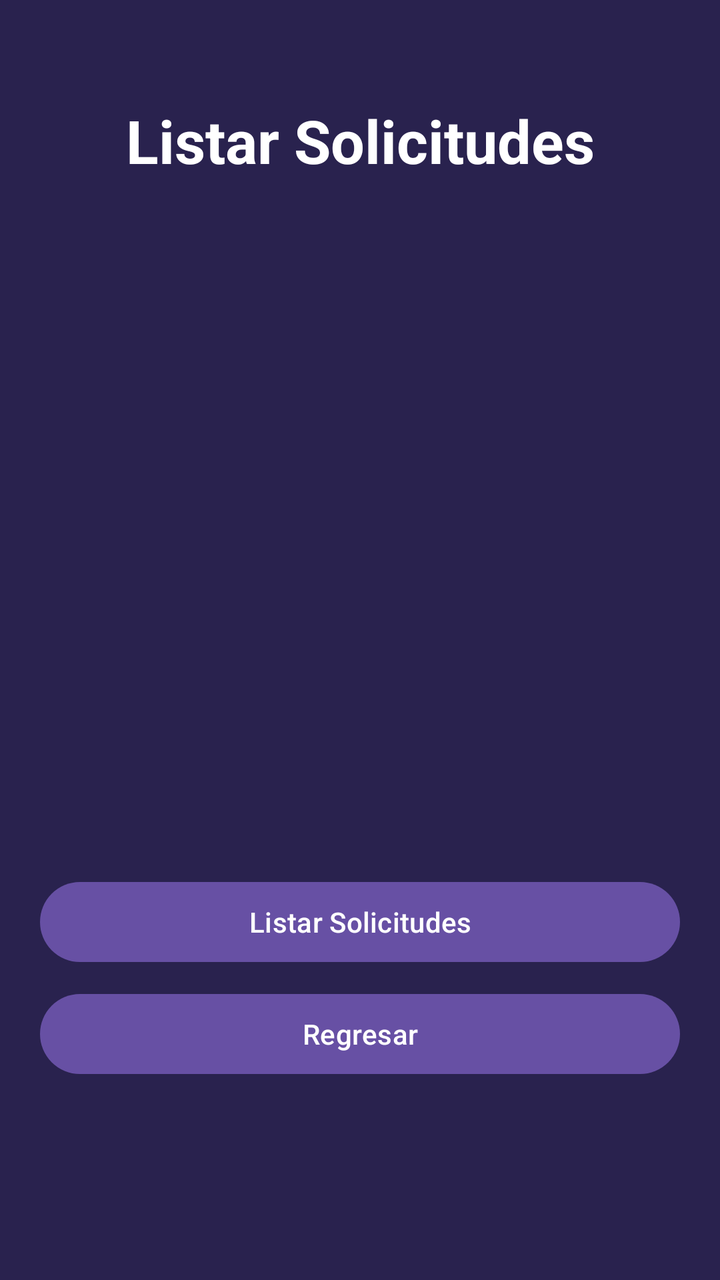
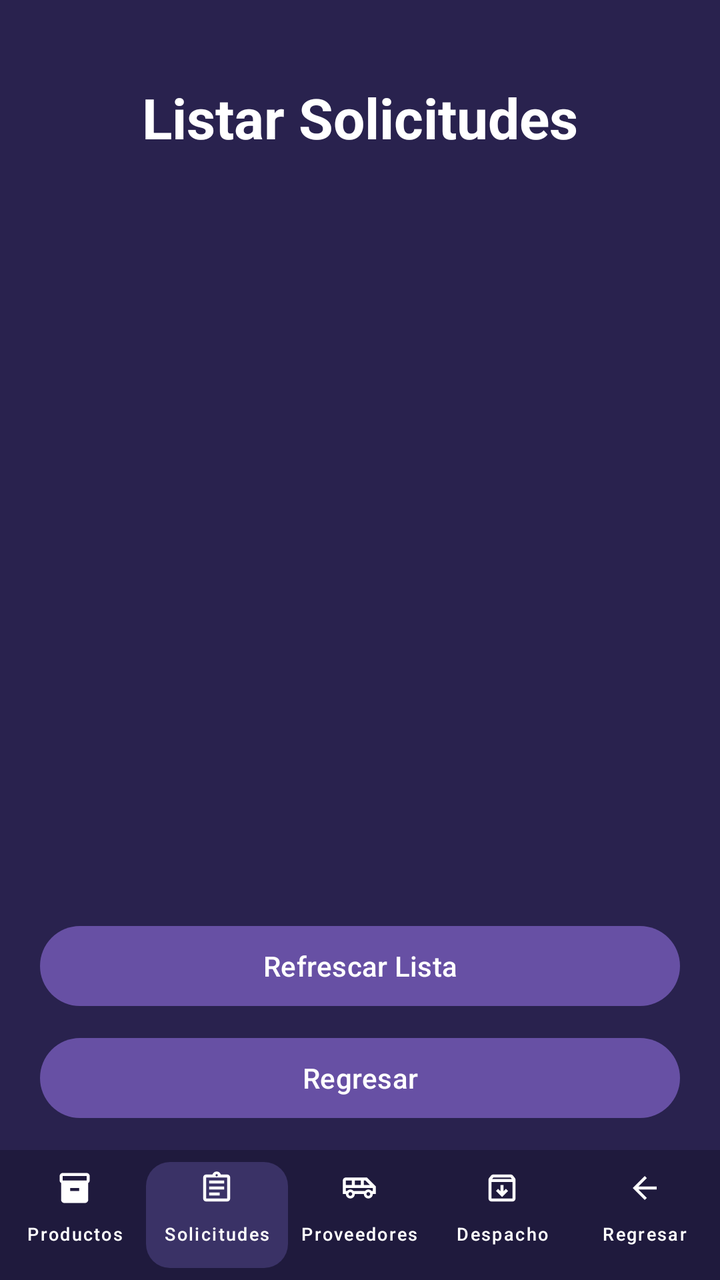

Two renders of the same Android screen: before a commit and after it. Below are the layout's source before the change and the commit's diff.
<!-- AndroidManifest.xml: application theme Theme.AlcamenProyectoFinal -->
<!-- res/layout/activity_frm_listar_solicitudes.xml -->
<?xml version="1.0" encoding="utf-8"?>
<androidx.constraintlayout.widget.ConstraintLayout xmlns:android="http://schemas.android.com/apk/res/android"
    xmlns:app="http://schemas.android.com/apk/res-auto"
    xmlns:tools="http://schemas.android.com/tools"
    android:id="@+id/main"
    android:background="#29224E" android:layout_width="match_parent"
    android:layout_height="match_parent"
    tools:context=".Vista.frmListarSolicitudes">

    <TextView
        android:id="@+id/tvTituloListarSolicitudes"
        android:layout_width="wrap_content"
        android:layout_height="wrap_content"
        android:layout_marginTop="50dp"
        android:text="Listar Solicitudes"
        android:textColor="#FFFFFF"
        android:textSize="30sp"
        android:textStyle="bold"
        app:layout_constraintEnd_toEndOf="parent"
        app:layout_constraintStart_toStartOf="parent"
        app:layout_constraintTop_toTopOf="parent" />

    <LinearLayout
        android:layout_width="320dp"
        android:layout_height="wrap_content"
        android:orientation="vertical"
        app:layout_constraintBottom_toBottomOf="parent"
        app:layout_constraintEnd_toEndOf="parent"
        app:layout_constraintStart_toStartOf="parent"
        app:layout_constraintTop_toBottomOf="@+id/tvTituloListarSolicitudes"
        app:layout_constraintVertical_bias="0.3">

        <ListView
            android:id="@+id/txtListarSolicitudes"
            android:layout_width="match_parent"
            android:layout_height="280dp"
            android:divider="#44FFFFFF" android:dividerHeight="1dp"
            android:padding="8dp"
            android:clipToPadding="false"
            android:layout_marginBottom="24dp" />

        <Button
            android:id="@+id/ListarSolicitud"
            android:layout_width="match_parent"
            android:layout_height="wrap_content"
            android:onClick="btnListarSolicitud"
            android:text="Listar Solicitudes"
            android:layout_marginBottom="8dp" />

        <Button
            android:id="@+id/button49"
            android:layout_width="match_parent"
            android:layout_height="wrap_content"
            android:onClick="btnRegresar"
            android:text="Regresar" />
    </LinearLayout>

</androidx.constraintlayout.widget.ConstraintLayout>
<!-- resources referenced by this layout -->
<resources>
  <!-- unchanged entries left out for length: 2 -->
</resources>

<!-- the commit's change to res/layout/activity_frm_listar_solicitudes.xml (unified diff, before → after) -->
@@ -3,49 +3,58 @@
     xmlns:app="http://schemas.android.com/apk/res-auto"
     xmlns:tools="http://schemas.android.com/tools"
     android:id="@+id/main"
-    android:background="#29224E" android:layout_width="match_parent"
+    android:layout_width="match_parent"
     android:layout_height="match_parent"
+    android:background="#29224E"
     tools:context=".Vista.frmListarSolicitudes">
 
+    
     <TextView
         android:id="@+id/tvTituloListarSolicitudes"
         android:layout_width="wrap_content"
         android:layout_height="wrap_content"
-        android:layout_marginTop="50dp"
+        android:layout_marginTop="40dp"
         android:text="Listar Solicitudes"
         android:textColor="#FFFFFF"
-        android:textSize="30sp"
+        android:textSize="28sp"
         android:textStyle="bold"
         app:layout_constraintEnd_toEndOf="parent"
         app:layout_constraintStart_toStartOf="parent"
         app:layout_constraintTop_toTopOf="parent" />
 
+    
+    <androidx.recyclerview.widget.RecyclerView
+        android:id="@+id/rvSolicitudes"
+        android:layout_width="0dp"
+        android:layout_height="0dp"
+        android:layout_marginTop="16dp"
+        android:layout_marginBottom="12dp"
+        android:clipToPadding="false"
+        android:paddingBottom="8dp"
+        app:layout_constraintBottom_toTopOf="@+id/containerBotones"
+        app:layout_constraintEnd_toEndOf="parent"
+        app:layout_constraintStart_toStartOf="parent"
+        app:layout_constraintTop_toBottomOf="@+id/tvTituloListarSolicitudes"
+        tools:listitem="@layout/item_solicitud" />
+
+    
     <LinearLayout
+        android:id="@+id/containerBotones"
         android:layout_width="320dp"
         android:layout_height="wrap_content"
+        android:layout_marginBottom="12dp"
         android:orientation="vertical"
-        app:layout_constraintBottom_toBottomOf="parent"
-        app:layout_constraintEnd_toEndOf="parent"
-        app:layout_constraintStart_toStartOf="parent"
-        app:layout_constraintTop_toBottomOf="@+id/tvTituloListarSolicitudes"
-        app:layout_constraintVertical_bias="0.3">
-
-        <ListView
-            android:id="@+id/txtListarSolicitudes"
-            android:layout_width="match_parent"
-            android:layout_height="280dp"
-            android:divider="#44FFFFFF" android:dividerHeight="1dp"
-            android:padding="8dp"
-            android:clipToPadding="false"
-            android:layout_marginBottom="24dp" />
+        app:layout_constraintBottom_toTopOf="@+id/footerJefeAlmacen"
+        app:layout_constraintEnd_toEndOf="parent"
+        app:layout_constraintStart_toStartOf="parent">
 
         <Button
             android:id="@+id/ListarSolicitud"
             android:layout_width="match_parent"
             android:layout_height="wrap_content"
+            android:layout_marginBottom="8dp"
             android:onClick="btnListarSolicitud"
-            android:text="Listar Solicitudes"
-            android:layout_marginBottom="8dp" />
+            android:text="Refrescar Lista" />
 
         <Button
             android:id="@+id/button49"
@@ -55,4 +64,203 @@
             android:text="Regresar" />
     </LinearLayout>
 
+    
+    <LinearLayout
+        android:id="@+id/footerJefeAlmacen"
+        android:layout_width="match_parent"
+        android:layout_height="65dp"
+        android:layout_alignParentBottom="true"
+        android:background="#1F1A3D"
+        android:gravity="center_vertical"
+        android:orientation="horizontal"
+        android:paddingHorizontal="2dp"
+        app:layout_constraintBottom_toBottomOf="parent"
+        app:layout_constraintEnd_toEndOf="parent"
+        app:layout_constraintStart_toStartOf="parent">
+
+        
+        <com.google.android.material.button.MaterialButton
+            android:id="@+id/btnProductos"
+            style="@style/Widget.MaterialComponents.Button.TextButton"
+            android:layout_width="0dp"
+            android:layout_height="match_parent"
+            android:layout_weight="1"
+            android:paddingLeft="0dp"
+            android:paddingRight="0dp"
+            android:text="Productos"
+            android:textColor="@android:color/white"
+            android:textSize="9sp"
+            app:icon="@drawable/ic_inventory"
+            app:iconGravity="top"
+            app:iconPadding="1dp"
+            app:iconSize="18dp"
+            app:iconTint="@android:color/white"
+            app:textAllCaps="false" />
+
+        
+        <com.google.android.material.button.MaterialButton
+            android:id="@+id/btnSolicitudes"
+            style="@style/Widget.MaterialComponents.Button.UnelevatedButton"
+            android:layout_width="0dp"
+            android:layout_height="65dp"
+            android:layout_marginVertical="6dp"
+            android:layout_weight="1"
+            android:paddingLeft="0dp"
+            android:paddingRight="0dp"
+            android:text="Solicitudes"
+            android:textColor="@android:color/white"
+            android:textSize="9sp"
+            app:backgroundTint="#3A3266"
+            app:cornerRadius="12dp"
+            app:icon="@drawable/ic_assignment"
+            app:iconGravity="top"
+            app:iconPadding="1dp"
+            app:iconSize="18dp"
+            app:iconTint="@android:color/white"
+            app:textAllCaps="false" />
+
+        
+        <com.google.android.material.button.MaterialButton
+            android:id="@+id/btnProveedores"
+            style="@style/Widget.MaterialComponents.Button.TextButton"
+            android:layout_width="0dp"
+            android:layout_height="match_parent"
+            android:layout_weight="1"
+            android:paddingLeft="0dp"
+            android:paddingRight="0dp"
+            android:text="Proveedores"
+            android:textColor="@android:color/white"
+            android:textSize="9sp"
+            app:icon="@drawable/ic_local_shipping"
+            app:iconGravity="top"
+            app:iconPadding="1dp"
+            app:iconSize="18dp"
+            app:iconTint="@android:color/white"
+            app:textAllCaps="false" />
+
+        
+        <com.google.android.material.button.MaterialButton
+            android:id="@+id/btnDespacho"
+            style="@style/Widget.MaterialComponents.Button.TextButton"
+            android:layout_width="0dp"
+            android:layout_height="match_parent"
+            android:layout_weight="1"
+            android:paddingLeft="0dp"
+            android:paddingRight="0dp"
+            android:text="Despacho"
+            android:textColor="@android:color/white"
+            android:textSize="9sp"
+            app:icon="@drawable/ic_list_alt"
+            app:iconGravity="top"
+            app:iconPadding="1dp"
+            app:iconSize="18dp"
+            app:iconTint="@android:color/white"
+            app:textAllCaps="false" />
+
+        
+        <com.google.android.material.button.MaterialButton
+            android:id="@+id/btnRegresar"
+            style="@style/Widget.MaterialComponents.Button.TextButton"
+            android:layout_width="0dp"
+            android:layout_height="match_parent"
+            android:layout_weight="1"
+            android:paddingLeft="0dp"
+            android:paddingRight="0dp"
+            android:text="Regresar"
+            android:textColor="@android:color/white"
+            android:textSize="9sp"
+            app:icon="@drawable/ic_arrow_back"
+            app:iconGravity="top"
+            app:iconPadding="1dp"
+            app:iconSize="18dp"
+            app:iconTint="@android:color/white"
+            app:textAllCaps="false" />
+
+    </LinearLayout>
+
 </androidx.constraintlayout.widget.ConstraintLayout>
+<!-- res/layout/item_solicitud.xml (included above) -->
+<?xml version="1.0" encoding="utf-8"?>
+<androidx.cardview.widget.CardView
+    xmlns:android="http://schemas.android.com/apk/res/android"
+    xmlns:app="http://schemas.android.com/apk/res-auto"
+    android:layout_width="match_parent"
+    android:layout_height="wrap_content"
+    android:layout_marginHorizontal="16dp"
+    android:layout_marginVertical="6dp"
+    app:cardBackgroundColor="#2A2450"
+    app:cardCornerRadius="12dp"
+    app:cardElevation="4dp">
+
+    <LinearLayout
+        android:layout_width="match_parent"
+        android:layout_height="wrap_content"
+        android:orientation="horizontal"
+        android:padding="16dp">
+
+        
+        <View
+            android:layout_width="4dp"
+            android:layout_height="match_parent"
+            android:background="#F59E0B"
+            android:layout_marginEnd="12dp" />
+
+        
+        <LinearLayout
+            android:layout_width="0dp"
+            android:layout_height="wrap_content"
+            android:layout_weight="1"
+            android:orientation="vertical">
+
+            
+            <LinearLayout
+                android:layout_width="match_parent"
+                android:layout_height="wrap_content"
+                android:orientation="horizontal"
+                android:gravity="center_vertical">
+
+                <TextView
+                    android:id="@+id/tvCodigoSolicitud"
+                    android:layout_width="0dp"
+                    android:layout_height="wrap_content"
+                    android:layout_weight="1"
+                    android:text="Solicitud #SOL001"
+                    android:textColor="#FFFFFF"
+                    android:textSize="17sp"
+                    android:textStyle="bold" />
+
+                
+                <TextView
+                    android:id="@+id/tvEstado"
+                    android:layout_width="wrap_content"
+                    android:layout_height="wrap_content"
+                    android:text="PENDIENTE"
+                    android:textColor="#FBBF24"
+                    android:textSize="12sp"
+                    android:textStyle="bold" />
+            </LinearLayout>
+
+            
+            <TextView
+                android:id="@+id/tvProductoOperario"
+                android:layout_width="wrap_content"
+                android:layout_height="wrap_content"
+                android:layout_marginTop="4dp"
+                android:text="Producto: Prod #1 | Operario: Op #2"
+                android:textColor="#A78BFA"
+                android:textSize="14sp" />
+
+            
+            <TextView
+                android:id="@+id/tvFecha"
+                android:layout_width="wrap_content"
+                android:layout_height="wrap_content"
+                android:layout_marginTop="6dp"
+                android:text="Fecha: 27/07/2026"
+                android:textColor="#B3FFFFFF"
+                android:textSize="12sp" />
+        </LinearLayout>
+
+    </LinearLayout>
+
+</androidx.cardview.widget.CardView>
<!-- resource entries referenced after the edit -->
@@ -1,5 +1,35 @@
 <!-- resources referenced by this layout -->
 <resources>
+  <!-- drawable ic_arrow_back (drawable) -->
+  <vector xmlns:android="http://schemas.android.com/apk/res/android" android:autoMirrored="true" android:height="24dp" android:tint="#000000" android:viewportHeight="960" android:viewportWidth="960" android:width="24dp">
+        
+      <path android:fillColor="@android:color/white" android:pathData="M313,520L537,744L480,800L160,480L480,160L537,216L313,440L800,440L800,520L313,520Z"/>
+      
+  </vector>
+  <!-- drawable ic_assignment (drawable) -->
+  <vector xmlns:android="http://schemas.android.com/apk/res/android" android:autoMirrored="true" android:height="24dp" android:tint="#000000" android:viewportHeight="960" android:viewportWidth="960" android:width="24dp">
+        
+      <path android:fillColor="@android:color/white" android:pathData="M200,840Q167,840 143.5,816.5Q120,793 120,760L120,200Q120,167 143.5,143.5Q167,120 200,120L368,120Q381,84 411.5,62Q442,40 480,40Q518,40 548.5,62Q579,84 592,120L760,120Q793,120 816.5,143.5Q840,167 840,200L840,760Q840,793 816.5,816.5Q793,840 760,840L200,840ZM200,760L760,760Q760,760 760,760Q760,760 760,760L760,200Q760,200 760,200Q760,200 760,200L200,200Q200,200 200,200Q200,200 200,200L200,760Q200,760 200,760Q200,760 200,760ZM280,680L560,680L560,600L280,600L280,680ZM280,520L680,520L680,440L280,440L280,520ZM280,360L680,360L680,280L280,280L280,360ZM501.5,161.5Q510,153 510,140Q510,127 501.5,118.5Q493,110 480,110Q467,110 458.5,118.5Q450,127 450,140Q450,153 458.5,161.5Q467,170 480,170Q493,170 501.5,161.5ZM200,760Q200,760 200,760Q200,760 200,760L200,200Q200,200 200,200Q200,200 200,200L200,200Q200,200 200,200Q200,200 200,200L200,760Q200,760 200,760Q200,760 200,760Z"/>
+      
+  </vector>
+  <!-- drawable ic_inventory (drawable) -->
+  <vector xmlns:android="http://schemas.android.com/apk/res/android" android:height="24dp" android:tint="#000000" android:viewportHeight="24" android:viewportWidth="24" android:width="24dp">
+        
+      <path android:fillColor="@android:color/white" android:pathData="M20,2L4,2c-1,0 -2,0.9 -2,2v3.01c0,0.72 0.43,1.34 1,1.69L3,20c0,1.1 1.1,2 2,2h14c0.9,0 2,-0.9 2,-2L21,8.7c0.57,-0.35 1,-0.97 1,-1.69L22,4c0,-1.1 -1,-2 -2,-2zM15,14L9,14v-2h6v2zM20,7L4,7L4,4l16,-0.02L20,7z"/>
+      
+  </vector>
+  <!-- drawable ic_list_alt (drawable) -->
+  <vector xmlns:android="http://schemas.android.com/apk/res/android" android:height="24dp" android:tint="#000000" android:viewportHeight="960" android:viewportWidth="960" android:width="24dp">
+        
+      <path android:fillColor="@android:color/white" android:pathData="M480,720L640,560L584,504L520,568L520,400L440,400L440,568L376,504L320,560L480,720ZM200,320L200,760Q200,760 200,760Q200,760 200,760L760,760Q760,760 760,760Q760,760 760,760L760,320L200,320ZM200,840Q167,840 143.5,816.5Q120,793 120,760L120,261Q120,247 124.5,234Q129,221 138,210L188,149Q199,135 215.5,127.5Q232,120 250,120L710,120Q728,120 744.5,127.5Q761,135 772,149L822,210Q831,221 835.5,234Q840,247 840,261L840,760Q840,793 816.5,816.5Q793,840 760,840L200,840ZM216,240L744,240L710,200Q710,200 710,200Q710,200 710,200L250,200Q250,200 250,200Q250,200 250,200L216,240ZM480,540L480,540L480,540Q480,540 480,540Q480,540 480,540L480,540Q480,540 480,540Q480,540 480,540Z"/>
+      
+  </vector>
+  <!-- drawable ic_local_shipping (drawable) -->
+  <vector xmlns:android="http://schemas.android.com/apk/res/android" android:autoMirrored="true" android:height="24dp" android:tint="#000000" android:viewportHeight="960" android:viewportWidth="960" android:width="24dp">
+        
+      <path android:fillColor="@android:color/white" android:pathData="M155,725Q120,690 120,640L40,640L40,280Q40,247 63.5,223.5Q87,200 120,200L680,200L920,440L920,640L840,640Q840,690 805,725Q770,760 720,760Q670,760 635,725Q600,690 600,640L360,640Q360,690 325,725Q290,760 240,760Q190,760 155,725ZM600,400L760,400L640,280L600,280L600,400ZM360,400L520,400L520,280L360,280L360,400ZM120,400L280,400L280,280L120,280L120,400ZM275.5,675.5Q290,661 290,640Q290,619 275.5,604.5Q261,590 240,590Q219,590 204.5,604.5Q190,619 190,640Q190,661 204.5,675.5Q219,690 240,690Q261,690 275.5,675.5ZM755.5,675.5Q770,661 770,640Q770,619 755.5,604.5Q741,590 720,590Q699,590 684.5,604.5Q670,619 670,640Q670,661 684.5,675.5Q699,690 720,690Q741,690 755.5,675.5ZM120,560L152,560Q169,542 191,531Q213,520 240,520Q267,520 289,531Q311,542 328,560L632,560Q649,542 671,531Q693,520 720,520Q747,520 769,531Q791,542 808,560L840,560L840,480L120,480L120,560ZM840,480L840,480L808,480Q791,480 769,480Q747,480 720,480Q693,480 671,480Q649,480 632,480L328,480Q311,480 289,480Q267,480 240,480Q213,480 191,480Q169,480 152,480L120,480L120,480L840,480Z"/>
+      
+  </vector>
   <!-- unchanged entries left out for length: 2 -->
 </resources>
 
